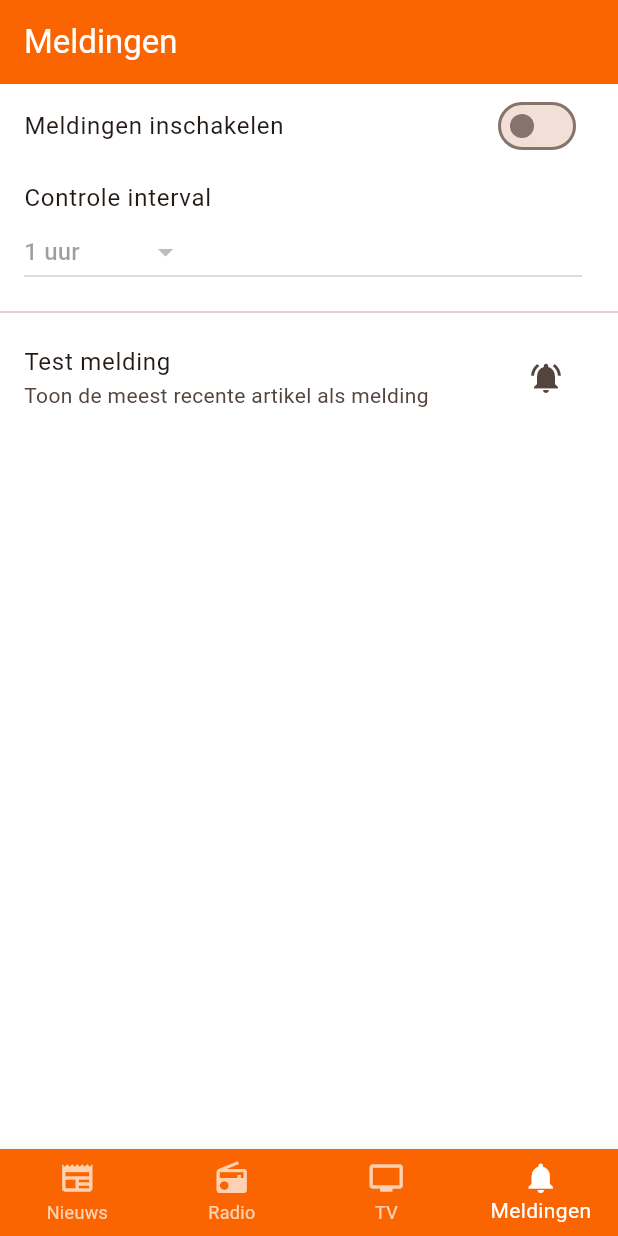
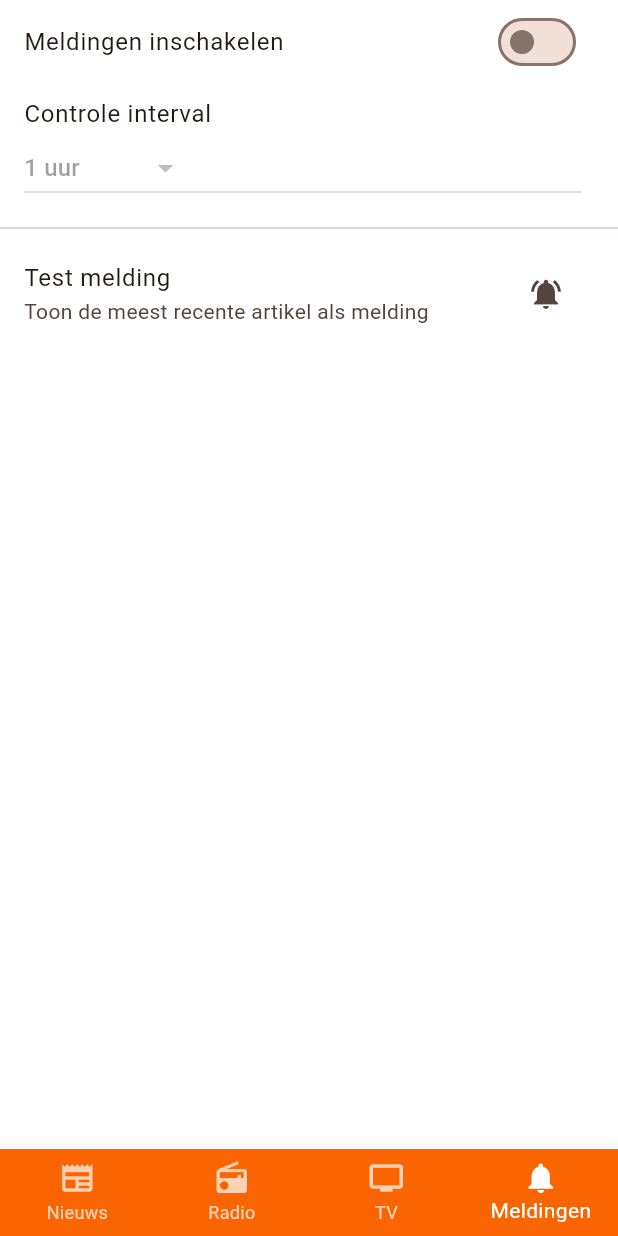
Before and after one commit to Samen1-Apeldoorn/Samen1-App, a Flutter app: the screen it shows after launch, item 4 of the bottom bar chosen, on a phone screen of 412 x 824 dp. Run offline on Flutter 3.47's test engine with Material 3 defaults, Android fonts, the phone set to English and light mode, and no system bars; our stand-ins replace flutter_local_notifications, shared_preferences, video_player, wakelock_plus; missing offline and left inert: flutter_inappwebview, workmanager; network calls fail.

Commit message:
appbars weggehaald

```diff
--- a/lib/screens/news_page.dart
+++ b/lib/screens/news_page.dart
@@ -16,11 +16,6 @@ class _NewsPageState extends State<NewsPage> {
   @override
   Widget build(BuildContext context) {
     return Scaffold(
-      appBar: AppBar(
-        title: const Text('Nieuws'),
-        backgroundColor: const Color(0xFFFA6401),
-        foregroundColor: Colors.white,
-      ),
       body: Stack(  // Hier beginnen we de lijst van widgets
         children: <Widget>[  // Zorg ervoor dat we een lijst van widgets doorgeven
           // WebView - deze is verborgen totdat de pagina is geladen
--- a/lib/screens/notifications_page.dart
+++ b/lib/screens/notifications_page.dart
@@ -48,11 +48,6 @@ class _NotificationsPageState extends State<NotificationsPage> {
   @override
   Widget build(BuildContext context) {
     return Scaffold(
-      appBar: AppBar(
-        title: const Text('Meldingen'),
-        backgroundColor: const Color(0xFFFA6401),
-        foregroundColor: Colors.white,
-      ),
       body: ListView(
         children: [
           SwitchListTile(
--- a/lib/screens/radio_page.dart
+++ b/lib/screens/radio_page.dart
@@ -28,11 +28,6 @@ class _RadioPageState extends State<RadioPage> {
   @override
   Widget build(BuildContext context) {
     return Scaffold(
-      appBar: AppBar(
-        title: const Text('Radio'),
-        backgroundColor: const Color(0xFFFA6401),
-        foregroundColor: Colors.white,
-      ),
       body: Stack(
         children: [
           // WebView - deze is verborgen totdat de pagina is geladen
```
Also changed, not shown: lib/screens/tv_page.dart (+0 -13 lines), 1 other file.
